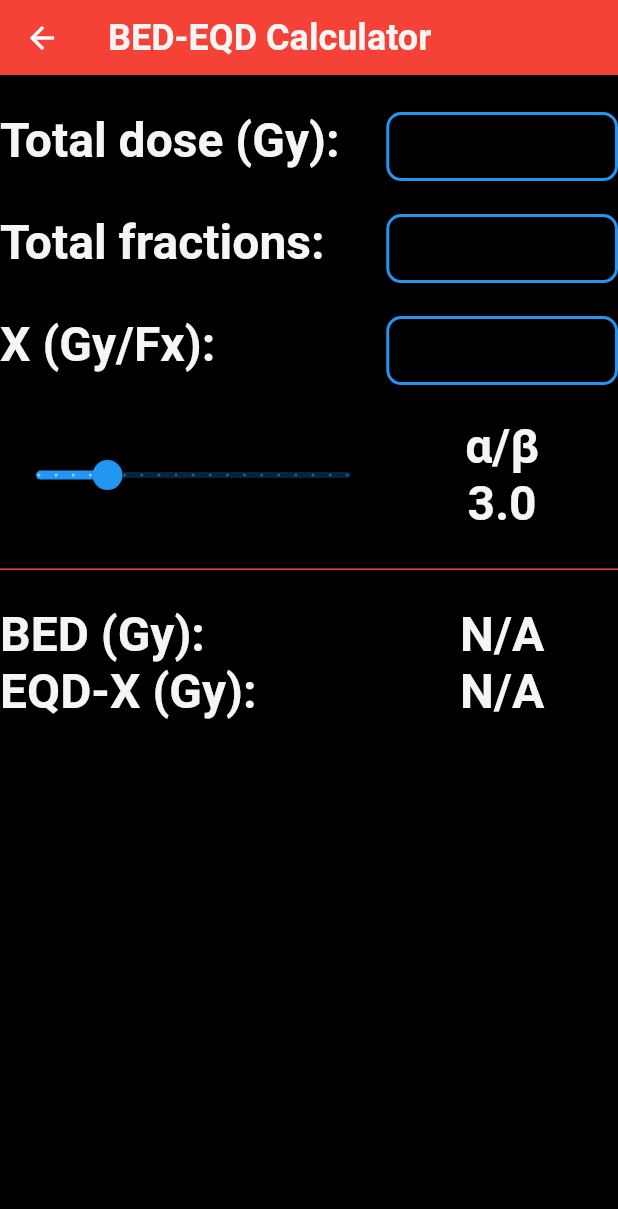
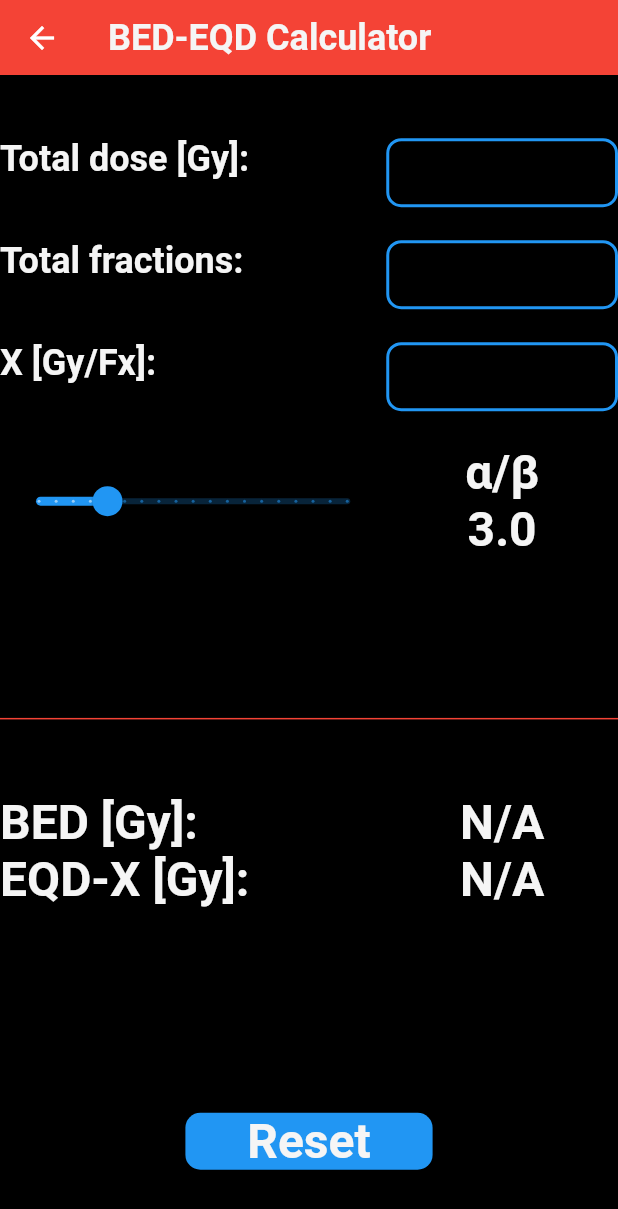
Before and after one commit to jpobeid/rad_onc_project, a Flutter app: the BedQedCalc screen opened by its route, on a phone screen of 412 x 824 dp. Shown: the top 1209 px of the screen. Run offline on Flutter 3.47's test engine with Material 2 defaults, Android fonts, the phone set to English and light mode, and no system bars; our stand-ins replace csv, font_awesome_flutter, shared_preferences; accounts and stored records are empty; project files that could hold a hidden picture were left out.

Commit message:
Patched up BED-QED app

```diff
--- a/lib/apps/rad_bio_apps/bed_qed_app/bed_qed_app.dart
+++ b/lib/apps/rad_bio_apps/bed_qed_app/bed_qed_app.dart
@@ -8,7 +8,9 @@ import 'package:rad_onc_project/widgets/text_fields.dart' as fields;
 
 class BedQedCalc extends StatefulWidget {
   static const routeName = '/bed-qed-app';
-  static const double fractionStart = 0.03;
+  static const List<int> flexVertical = [1, 8, 1, 1, 4, 3];
+  static const double fractionWidth = 0.4;
+  static const double sizeRadius = 10;
 
   @override
   _BedQedCalcState createState() => _BedQedCalcState();
@@ -20,46 +22,69 @@ class _BedQedCalcState extends State<BedQedCalc> {
   TextEditingController _controllerRate = TextEditingController(text: '');
   double _nAbRatio = 3.0;
 
+  void resetDefaults() {
+    _controllerDose.text = '';
+    _controllerFractions.text = '';
+    _controllerRate.text = '';
+    _nAbRatio = 3.0;
+  }
+
+  @override
+  void dispose() {
+    _controllerDose.dispose();
+    _controllerFractions.dispose();
+    _controllerRate.dispose();
+    super.dispose();
+  }
+
   @override
   Widget build(BuildContext context) {
     return SafeArea(
       child: Scaffold(
+        resizeToAvoidBottomInset: false,
         appBar: RadAppBar(
           strAppTitle: datas.mapAppNames[1]![0],
         ),
         body: Column(
           children: [
-            Container(
-              height:
-                  MediaQuery.of(context).size.height * BedQedCalc.fractionStart,
+            Spacer(
+              flex: BedQedCalc.flexVertical[0],
             ),
-            Table(
+            Expanded(
+              flex: BedQedCalc.flexVertical[1],
+              child: Table(
                 defaultVerticalAlignment: TableCellVerticalAlignment.top,
                 columnWidths: {0: FlexColumnWidth(5), 1: FlexColumnWidth(3)},
                 children: [
                   TableRow(children: [
                     Text(
-                    'Total dose (Gy):',
-                    style: Theme.of(context).textTheme.headline2,
+                      'Total dose [Gy]:',
+                      style: Theme.of(context).textTheme.headline1,
                     ),
                     fields.textFieldDose(context, _controllerDose,
-                      funcOnChanged: (text) => setState),
+                        funcOnChanged: (text) {
+                      setState(() {});
+                    }),
                   ]),
                   TableRow(children: [
                     Text(
                       'Total fractions:',
-                    style: Theme.of(context).textTheme.headline2,
+                      style: Theme.of(context).textTheme.headline1,
                     ),
                     fields.textFieldFraction(context, _controllerFractions,
-                      funcOnChanged: (text) => setState),
+                        funcOnChanged: (text) {
+                      setState(() {});
+                    }),
                   ]),
                   TableRow(children: [
                     Text(
-                    'X (Gy/Fx):',
-                    style: Theme.of(context).textTheme.headline2,
+                      'X [Gy/Fx]:',
+                      style: Theme.of(context).textTheme.headline1,
                     ),
                     fields.textFieldDose(context, _controllerRate,
-                      funcOnChanged: (text) => setState),
+                        funcOnChanged: (text) {
+                      setState(() {});
+                    }),
                   ]),
                   TableRow(children: [
                     TableCell(
@@ -84,19 +109,25 @@ class _BedQedCalcState extends State<BedQedCalc> {
                   ]),
                 ],
               ),
+            ),
+            Spacer(
+              flex: BedQedCalc.flexVertical[2],
+            ),
             Divider(
-              height: MediaQuery.of(context).size.height *
-                  BedQedCalc.fractionStart *
-                  2,
               color: Theme.of(context).primaryColor,
               thickness: 1,
             ),
-            Table(
+            Spacer(
+              flex: BedQedCalc.flexVertical[3],
+            ),
+            Expanded(
+              flex: BedQedCalc.flexVertical[4],
+              child: Table(
                 columnWidths: {0: FlexColumnWidth(5), 1: FlexColumnWidth(3)},
                 children: [
                   TableRow(children: [
                     Text(
-                    'BED (Gy):',
+                      'BED [Gy]:',
                       style: Theme.of(context).textTheme.headline2,
                     ),
                     Text(
@@ -108,10 +139,12 @@ class _BedQedCalcState extends State<BedQedCalc> {
                   ]),
                   TableRow(children: [
                     Text(
-                    checkStrings(_controllerDose.text,
-                            _controllerFractions.text, _controllerRate.text)[1]
-                        ? 'EQD-${_controllerRate.text} (Gy):'
-                        : 'EQD-X (Gy):',
+                      checkStrings(
+                              _controllerDose.text,
+                              _controllerFractions.text,
+                              _controllerRate.text)[1]
+                          ? 'EQD-${_controllerRate.text} [Gy]:'
+                          : 'EQD-X [Gy]:',
                       style: Theme.of(context).textTheme.headline2,
                     ),
                     Text(
@@ -122,6 +155,29 @@ class _BedQedCalcState extends State<BedQedCalc> {
                     ),
                   ])
                 ],
+              ),
+            ),
+            Expanded(
+              flex: BedQedCalc.flexVertical[5],
+              child: TextButton(
+                child: Container(
+                  width: MediaQuery.of(context).size.width * BedQedCalc.fractionWidth,
+                  decoration: BoxDecoration(
+                    color: Colors.blue,
+                    borderRadius: BorderRadius.circular(BedQedCalc.sizeRadius),
+                  ),
+                  child: Text(
+                    'Reset',
+                    style: Theme.of(context).textTheme.headline2,
+                    textAlign: TextAlign.center,
+                  ),
+                ),
+                onPressed: () {
+                  setState(() {
+                    resetDefaults();
+                  });
+                },
+              ),
             ),
           ],
         ),
```
Lines whose indentation alone changed are shown as unchanged.
